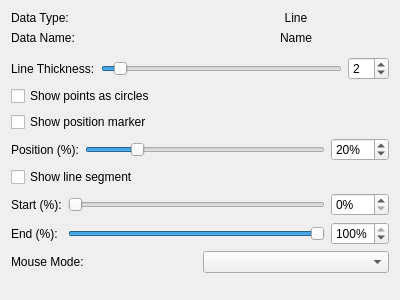
Qt form src/WhiskerToolbox/Media_Widget/UI/SubWidgets/MediaLine_Widget/MediaLine_Widget.ui (paulmthompson/WhiskerToolbox) before a commit.
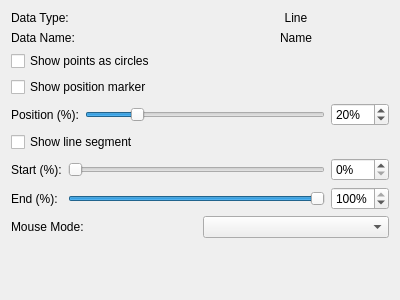
The same form after that commit. Custom widgets are drawn as their Qt base class.

Commit message: line control for media widget reuses that from common plotting controls

```diff
--- a/src/WhiskerToolbox/Media_Widget/UI/SubWidgets/MediaLine_Widget/MediaLine_Widget.ui
+++ b/src/WhiskerToolbox/Media_Widget/UI/SubWidgets/MediaLine_Widget/MediaLine_Widget.ui
@@ -56,49 +56,6 @@
      </item>
     </layout>
    </item>
-   <item>
-    <widget class="ColorPicker_Widget" name="color_picker" native="true"/>
-   </item>
-   <item>
-    <layout class="QGridLayout" name="line_settings_layout">
-     <item row="0" column="0">
-      <widget class="QLabel" name="line_thickness_label">
-       <property name="text">
-        <string>Line Thickness:</string>
-       </property>
-      </widget>
-     </item>
-     <item row="0" column="1">
-      <widget class="QSlider" name="line_thickness_slider">
-       <property name="minimum">
-        <number>1</number>
-       </property>
-       <property name="maximum">
-        <number>20</number>
-       </property>
-       <property name="value">
-        <number>2</number>
-       </property>
-       <property name="orientation">
-        <enum>Qt::Orientation::Horizontal</enum>
-       </property>
-      </widget>
-     </item>
-     <item row="0" column="2">
-      <widget class="QSpinBox" name="line_thickness_spinbox">
-       <property name="minimum">
-        <number>1</number>
-       </property>
-       <property name="maximum">
-        <number>20</number>
-       </property>
-       <property name="value">
-        <number>2</number>
-       </property>
-      </widget>
-     </item>
-    </layout>
-   </item>
    <item>
     <widget class="QCheckBox" name="show_points_checkbox">
      <property name="text">
@@ -296,14 +253,6 @@
    </item>
   </layout>
  </widget>
- <customwidgets>
-  <customwidget>
-   <class>ColorPicker_Widget</class>
-   <extends>QWidget</extends>
-   <header>ColorPicker_Widget/ColorPicker_Widget.hpp</header>
-   <container>1</container>
-  </customwidget>
- </customwidgets>
  <resources/>
  <connections/>
 </ui>
```
The commit also changes 5 other files.
